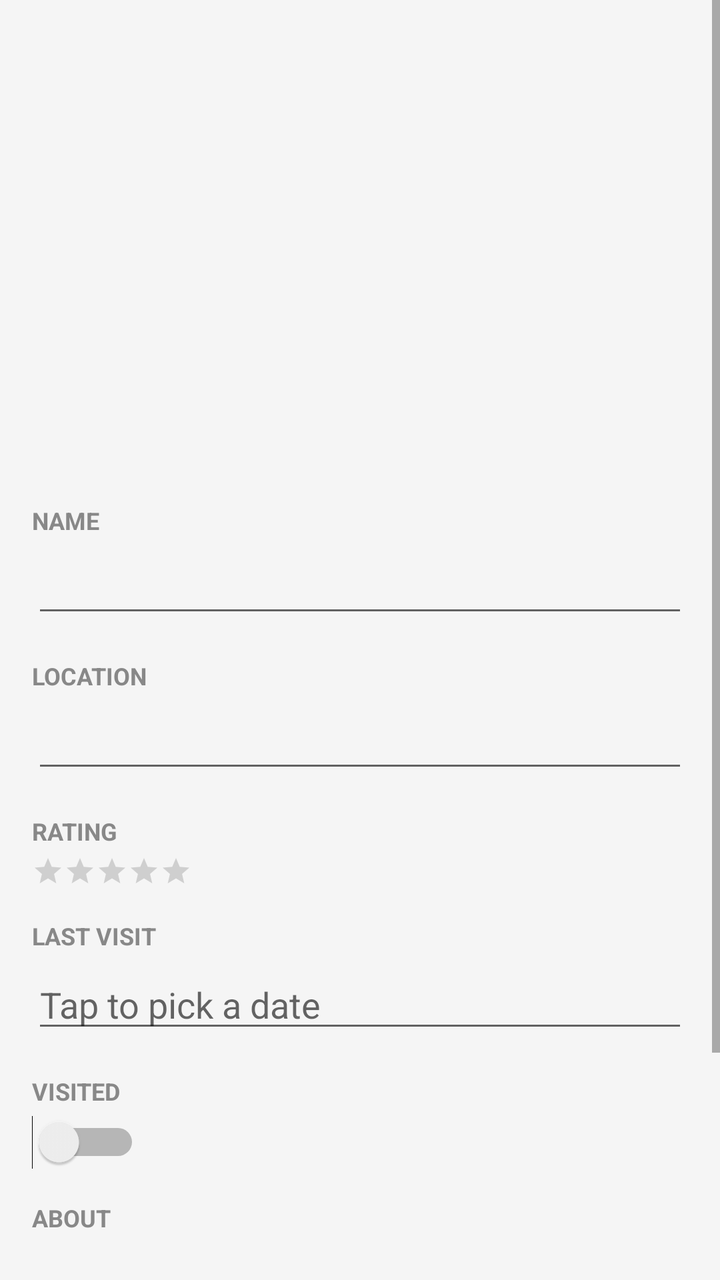
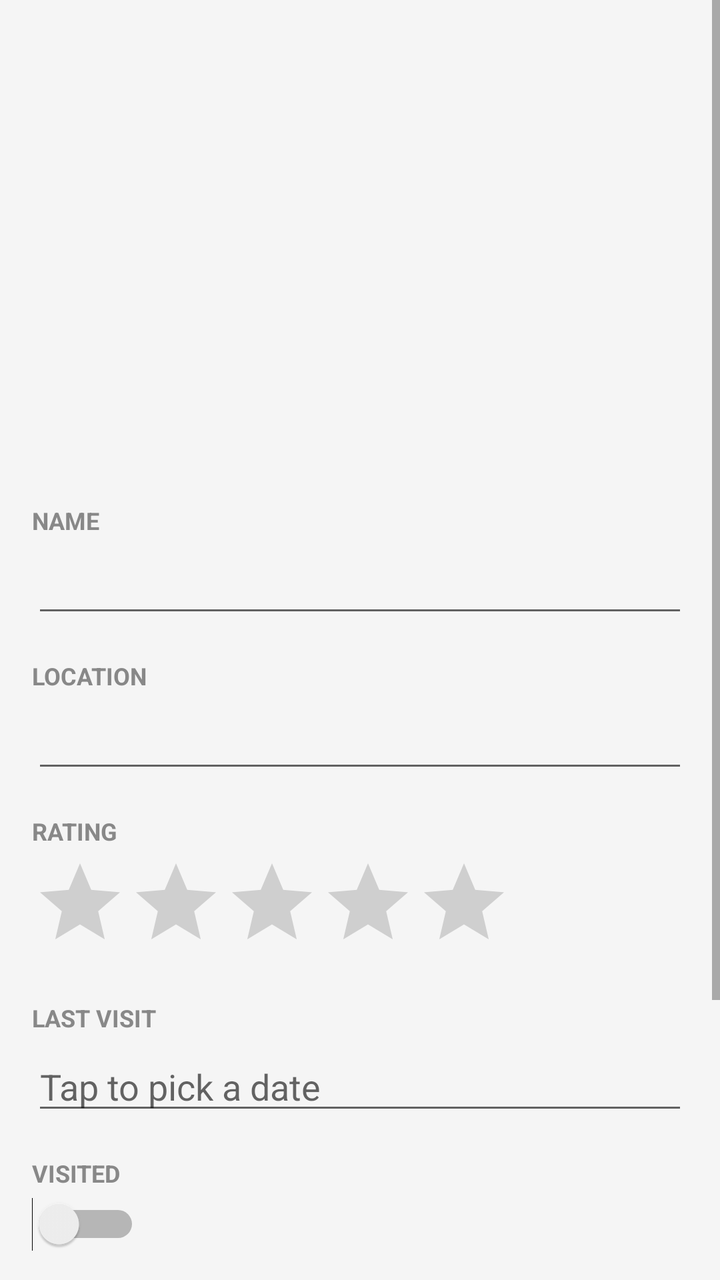

An Android layout rendered at two revisions. The XML below is the earlier revision; the diff shows what the commit changed to produce the second picture.
<!-- AndroidManifest.xml: application theme Theme.MyFoodSpots -->
<!-- res/layout/activity_detail.xml -->
<?xml version="1.0" encoding="utf-8"?>
<ScrollView xmlns:android="http://schemas.android.com/apk/res/android"
    android:layout_width="match_parent"
    android:layout_height="match_parent"
    android:background="#F5F5F5">
    
    <LinearLayout
        android:layout_width="match_parent"
        android:layout_height="wrap_content"
        android:orientation="vertical">

        <ImageView
            android:id="@+id/detailImage"
            android:layout_width="match_parent"
            android:layout_height="220dp"
            android:scaleType="centerCrop"
            android:contentDescription="@string/app_name" />
        
        <LinearLayout
            android:layout_width="match_parent"
            android:layout_height="wrap_content"
            android:orientation="vertical"
            android:padding="16dp">

            
            <TextView
                android:id="@+id/labelName"
                style="@style/DetailSectionLabel"
                android:layout_width="match_parent"
                android:layout_height="wrap_content"
                android:text="@string/label_name" />

            <EditText
                android:id="@+id/editName"
                android:layout_width="match_parent"
                android:layout_height="wrap_content"
                android:inputType="textCapWords"
                android:maxLines="1"
                android:layout_marginTop="4dp" />

            <TextView
                android:id="@+id/errorName"
                android:layout_width="match_parent"
                android:layout_height="wrap_content"
                android:textColor="#d11919"
                android:textSize="12sp"
                android:visibility="gone" />

            
            <TextView
                android:id="@+id/labelLocation"
                style="@style/DetailSectionLabel"
                android:layout_width="match_parent"
                android:layout_height="wrap_content"
                android:text="@string/label_location" />

            <EditText
                android:id="@+id/editLocation"
                android:layout_width="match_parent"
                android:layout_height="wrap_content"
                android:inputType="textCapWords"
                android:maxLines="1"
                android:layout_marginTop="4dp" />

            <TextView
                android:id="@+id/errorLocation"
                android:layout_width="match_parent"
                android:layout_height="wrap_content"
                android:textColor="#d11919"
                android:textSize="12sp"
                android:visibility="gone" />

            
            <TextView
                android:id="@+id/labelRating"
                style="@style/DetailSectionLabel"
                android:layout_width="match_parent"
                android:layout_height="wrap_content"
                android:text="@string/label_rating" />
            
            <RatingBar
                android:id="@+id/detailRatingBar"
                style="?android:attr/ratingBarStyleSmall"
                android:layout_width="wrap_content"
                android:layout_height="wrap_content"
                android:numStars="5"
                android:stepSize="0.5"
                android:layout_marginTop="4dp" />

            
            <TextView
                android:id="@+id/labelLastVisit"
                style="@style/DetailSectionLabel"
                android:layout_width="match_parent"
                android:layout_height="wrap_content"
                android:text="@string/label_last_visit" />

            <EditText
                android:id="@+id/editLastVisit"
                android:layout_width="match_parent"
                android:layout_height="wrap_content"
                android:focusable="false"
                android:hint="@string/hint_tap_date"
                android:layout_marginTop="4dp"
                android:inputType="none"
                android:cursorVisible="false" />

            <TextView
                android:id="@+id/errorDate"
                android:layout_width="match_parent"
                android:layout_height="wrap_content"
                android:textColor="#d11919"
                android:textSize="12sp"
                android:visibility="gone" />

            
            <TextView
                android:id="@+id/labelVisited"
                style="@style/DetailSectionLabel"
                android:layout_width="match_parent"
                android:layout_height="wrap_content"
                android:text="@string/label_visited" />

            <Switch
                android:id="@+id/detailVisitedSwitch"
                android:layout_width="wrap_content"
                android:layout_height="wrap_content"
                android:layout_marginTop="4dp" />

            
            <TextView
                android:id="@+id/labelDescription"
                style="@style/DetailSectionLabel"
                android:layout_width="match_parent"
                android:layout_height="wrap_content"
                android:text="@string/label_description" />

            <TextView
                android:id="@+id/detailDescription"
                android:layout_width="match_parent"
                android:layout_height="wrap_content"
                android:textSize="15sp"
                android:layout_marginTop="4dp"
                android:lineSpacingMultiplier="1.4" />

            
            <TextView
                android:id="@+id/labelReview"
                style="@style/DetailSectionLabel"
                android:layout_width="match_parent"
                android:layout_height="wrap_content"
                android:text="@string/label_review" />

            <EditText
                android:id="@+id/editReview"
                android:layout_width="match_parent"
                android:layout_height="wrap_content"
                android:inputType="textMultiLine|textCapSentences"
                android:minLines="3"
                android:gravity="top"
                android:layout_marginTop="4dp"
                android:paddingBottom="8dp" />

            <TextView
                android:id="@+id/errorReview"
                android:layout_width="match_parent"
                android:layout_height="wrap_content"
                android:textColor="#d11919"
                android:textSize="12sp"
                android:visibility="gone"
                android:paddingBottom="24dp" />

        </LinearLayout>

    </LinearLayout>

</ScrollView>
<!-- resources referenced by this layout -->
<resources>
  <string name="app_name">My Food Spots</string>
  <string name="hint_tap_date">Tap to pick a date</string>
  <string name="label_description">About</string>
  <string name="label_last_visit">Last Visit</string>
  <string name="label_location">Location</string>
  <string name="label_name">Name</string>
  <string name="label_rating">Rating</string>
  <string name="label_review">My Review</string>
  <string name="label_visited">Visited</string>
  <style name="DetailSectionLabel">
          <item name="android:textSize">12sp</item>
          <item name="android:textStyle">bold</item>
          <item name="android:textColor">#888888</item>
          <item name="android:textAllCaps">true</item>
          <item name="android:layout_marginTop">16dp</item>
      </style>
  <style name="Theme.MyFoodSpots" parent="Theme.MaterialComponents.DayNight.DarkActionBar">
          <item name="colorPrimary">@color/purple_500</item>
          <item name="colorPrimaryVariant">@color/purple_700</item>
          <item name="colorOnPrimary">@color/white</item>
          <item name="colorSecondary">@color/teal_200</item>
          <item name="colorSecondaryVariant">@color/teal_700</item>
          <item name="colorOnSecondary">@color/black</item>
          <item name="android:statusBarColor" tools:targetApi="l">?attr/colorPrimaryVariant</item>
      </style>
</resources>

<!-- the commit's change to res/layout/activity_detail.xml (unified diff, before → after) -->
@@ -80,7 +80,6 @@
             
             <RatingBar
                 android:id="@+id/detailRatingBar"
-                style="?android:attr/ratingBarStyleSmall"
                 android:layout_width="wrap_content"
                 android:layout_height="wrap_content"
                 android:numStars="5"
